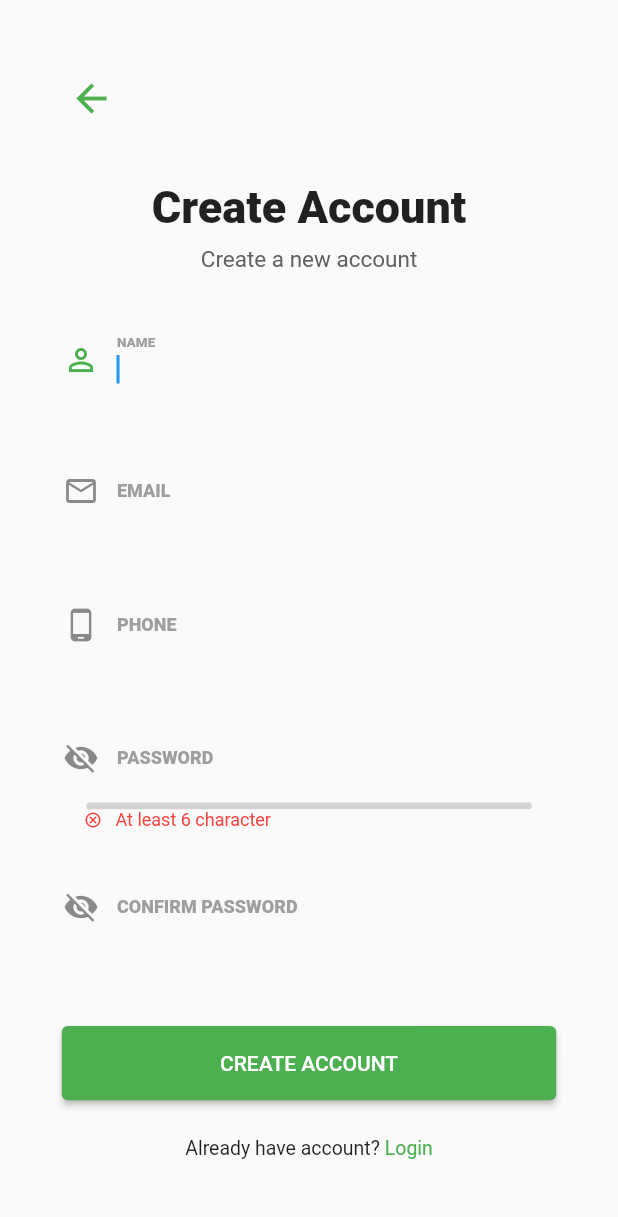
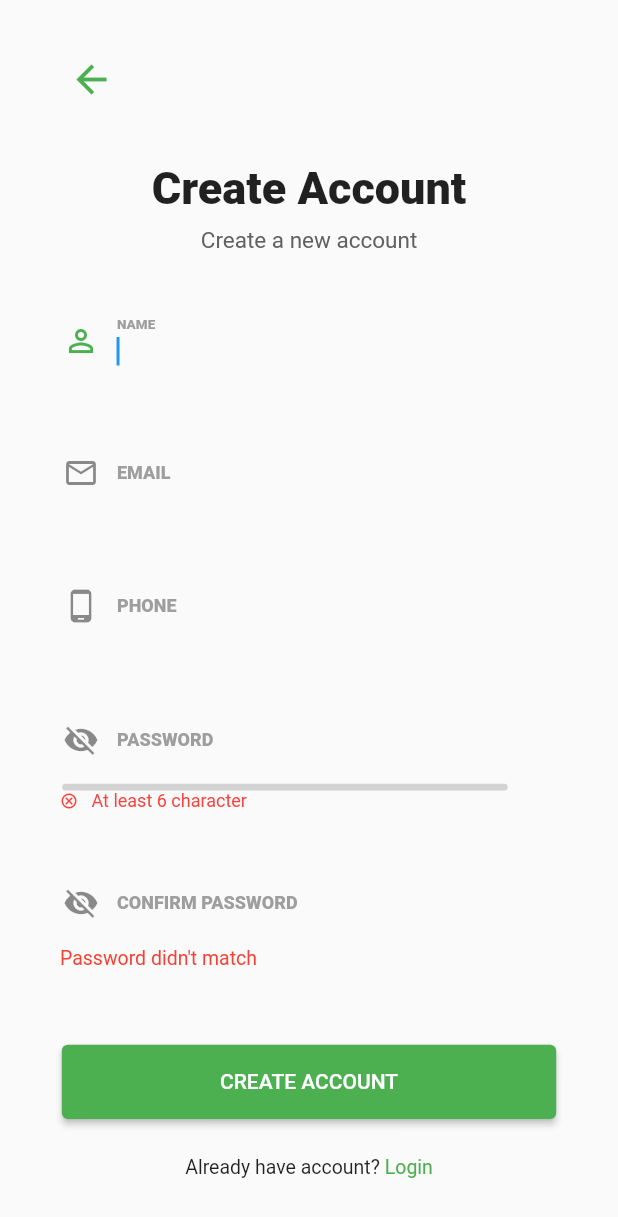
Before and after one commit to Gavin-10RPL2-22/belajar_login, a Flutter app: the RegisterPage screen opened directly, on a phone screen of 412 x 824 dp. Shown: the top 1217 px of the screen. Run offline on Flutter 3.47's test engine with Material 2 defaults, Android fonts, the phone set to English and light mode, and no system bars; drawn by our look-alikes of flutter_pw_validator; our stand-ins replace email_validator, shared_preferences; accounts and stored records are empty.

Commit message:
fourth commit

```diff
--- a/lib/main.dart
+++ b/lib/main.dart
@@ -1,4 +1,5 @@
 import 'package:flutter/material.dart';
+import 'package:project_login/check.dart';
 import 'package:project_login/login.dart';
 
 void main() {
@@ -16,7 +17,7 @@ class MyApp extends StatelessWidget {
       theme: ThemeData(
         primarySwatch: Colors.blue,
       ),
-      home: LoginPage(),
+      home: CheckAuth(),
     );
   }
 }
--- a/lib/register.dart
+++ b/lib/register.dart
@@ -14,6 +14,7 @@ class RegisterPage extends StatefulWidget {
 class _RegisterPageState extends State<RegisterPage> {
   TextEditingController _userReg = TextEditingController();
   TextEditingController _passReg = TextEditingController();
+  TextEditingController _confPass = TextEditingController();
   FocusNode _isSelected1 = FocusNode();
   FocusNode _isSelected2 = FocusNode();
   FocusNode _isSelected3 = FocusNode();
@@ -23,6 +24,7 @@ class _RegisterPageState extends State<RegisterPage> {
   bool _visible = false;
   bool _visibleConfirm = false;
   bool showErrorEmail = false;
+  bool _showErrorPass = true;
 
   @override
   void initState() {
@@ -34,6 +36,13 @@ class _RegisterPageState extends State<RegisterPage> {
         showErrorEmail = true;
       }
       setState(() {});
+    });
+    _confPass.addListener(() {
+      if (_passReg.text == _confPass.text) {
+        _showErrorPass = false;
+      } else {
+        _showErrorPass = true;
+      }
     });
   }
 
@@ -93,6 +102,7 @@ class _RegisterPageState extends State<RegisterPage> {
 
   inputRegis() {
     return Column(
+      crossAxisAlignment: CrossAxisAlignment.start,
       children: [
         Padding(
           padding: EdgeInsets.only(top: 30, left: 30, right: 30, bottom: 30),
@@ -238,7 +248,9 @@ class _RegisterPageState extends State<RegisterPage> {
             ),
           ),
         ),
-        FlutterPwValidator(
+        Padding(
+          padding: EdgeInsets.only(left: 40),
+          child: FlutterPwValidator(
             controller: _passReg,
             minLength: 6,
             width: 300,
@@ -246,14 +258,16 @@ class _RegisterPageState extends State<RegisterPage> {
             onSuccess: () {},
             onFail: () {},
           ),
+        ),
         Padding(
-          padding: EdgeInsets.only(left: 30, right: 30, bottom: 50, top: 10),
+          padding: EdgeInsets.only(left: 30, right: 30, top: 20),
           child: Theme(
             data: Theme.of(context).copyWith(
                 colorScheme: ThemeData().colorScheme.copyWith(
                       primary: Colors.green,
                     )),
             child: TextFormField(
+              controller: _confPass,
               onTap: () {
                 FocusScopeNode currentFocus = FocusScope.of(context);
                 if (!currentFocus.hasPrimaryFocus) {
@@ -288,6 +302,13 @@ class _RegisterPageState extends State<RegisterPage> {
             ),
           ),
         ),
+        _showErrorPass
+            ? Padding(
+                padding: EdgeInsets.only(left: 40, bottom: 50),
+                child: Text("Password didn't match",
+                    style: TextStyle(color: Colors.red, fontSize: 13)),
+              )
+            : Container(),
       ],
     );
   }
--- a/pubspec.yaml
+++ b/pubspec.yaml
@@ -18,7 +18,7 @@ publish_to: 'none' # Remove this line if you wish to publish to pub.dev
 version: 1.0.0+1
 
 environment:
-  sdk: ">=2.17.5 <3.0.0"
+  sdk: ">=2.17.6 <3.0.0"
 
 # Dependencies specify other packages that your package needs in order to work.
 # To automatically upgrade your package dependencies to the latest versions
@@ -33,9 +33,10 @@ dependencies:
 
   # The following adds the Cupertino Icons font to your application.
   # Use with the CupertinoIcons class for iOS style icons.
-  cupertino_icons: ^1.0.2
+  cupertino_icons: ^1.0.5
   email_validator: ^2.1.17
   flutter_pw_validator: ^1.4.2
+  shared_preferences: ^2.0.15
 
 dev_dependencies:
   flutter_test:
```
Also changed, not shown: lib/check.dart (added, +36 -0 lines), lib/home.dart (+52 -1 lines), lib/login.dart (+17 -1 lines), pubspec.lock. Lines whose indentation alone changed are shown as unchanged.
